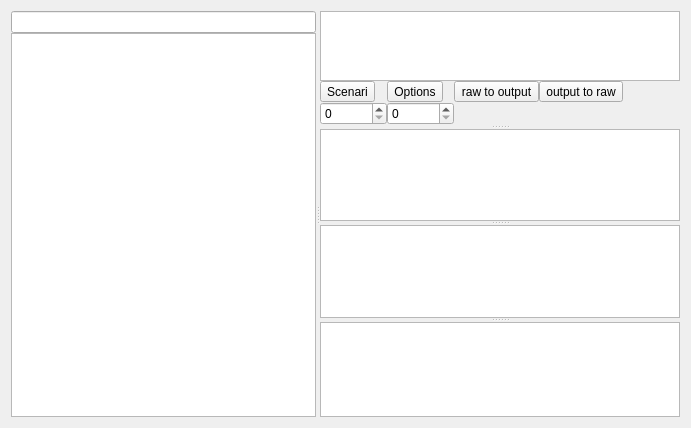
The window that plugins/padtoolsplugin/padwriter.ui (FreeHealth/freehealth) describes before a commit, drawn with Qt 5.
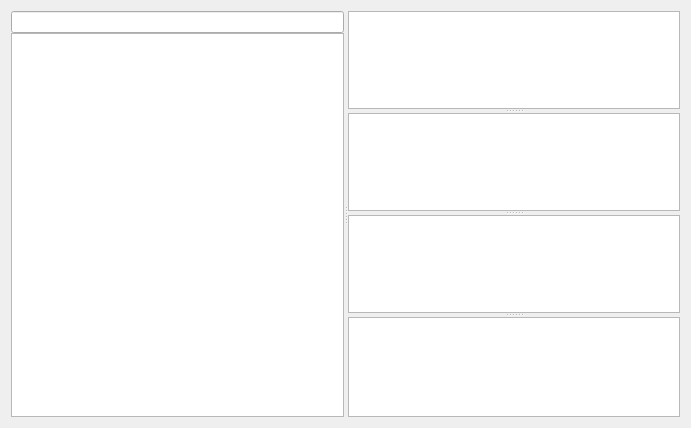
The same window after the commit. Custom widgets are drawn as their Qt base class.

```diff
--- a/plugins/padtoolsplugin/padwriter.ui
+++ b/plugins/padtoolsplugin/padwriter.ui
@@ -47,8 +47,8 @@
          <property name="alternatingRowColors">
           <bool>true</bool>
          </property>
-         <property name="uniformRowHeights">
-          <bool>true</bool>
+         <property name="indentation">
+          <number>10</number>
          </property>
          <attribute name="headerVisible">
           <bool>false</bool>
@@ -73,72 +73,24 @@
          <property name="spacing">
           <number>0</number>
          </property>
-         <item row="2" column="2">
-          <widget class="QToolButton" name="viewResult">
-           <property name="text">
-            <string>raw to output</string>
-           </property>
-          </widget>
-         </item>
-         <item row="2" column="0">
-          <widget class="QToolButton" name="scenari">
-           <property name="text">
-            <string>Scenari</string>
-           </property>
-          </widget>
-         </item>
-         <item row="2" column="3" colspan="2">
-          <widget class="QToolButton" name="outputToRaw">
-           <property name="text">
-            <string>output to raw</string>
-           </property>
-          </widget>
-         </item>
-         <item row="0" column="0" colspan="5">
+         <item row="0" column="0" colspan="2">
           <layout class="QVBoxLayout" name="toolbarLayout">
            <property name="spacing">
             <number>0</number>
            </property>
           </layout>
          </item>
-         <item row="2" column="1">
-          <widget class="QToolButton" name="optionsButton">
-           <property name="text">
-            <string>Options</string>
-           </property>
-          </widget>
-         </item>
-         <item row="3" column="1">
-          <widget class="QSpinBox" name="ouputPos">
-           <property name="toolTip">
-            <string>OUTPUT</string>
-           </property>
-           <property name="maximum">
-            <number>16777215</number>
-           </property>
-          </widget>
-         </item>
-         <item row="1" column="0" colspan="5">
+         <item row="1" column="0" colspan="2">
           <widget class="PadTools::Internal::DragDropTextEdit" name="rawSource">
            <property name="toolTip">
             <string>Raw source</string>
            </property>
           </widget>
          </item>
-         <item row="3" column="0">
-          <widget class="QSpinBox" name="rawPos">
-           <property name="toolTip">
-            <string>RAW</string>
-           </property>
-           <property name="maximum">
-            <number>16777215</number>
-           </property>
-          </widget>
-         </item>
         </layout>
        </widget>
-       <widget class="PadTools::Internal::TokenOutputDocument" name="wysiwyg"/>
-       <widget class="QTextEdit" name="computedOutput"/>
+       <widget class="PadTools::Internal::TokenOutputDocument" name="dropTextEditor"/>
+       <widget class="QTextEdit" name="outputTextEditor"/>
       </widget>
       <widget class="QListWidget" name="listWidgetErrors">
        <property name="toolTip">
```
